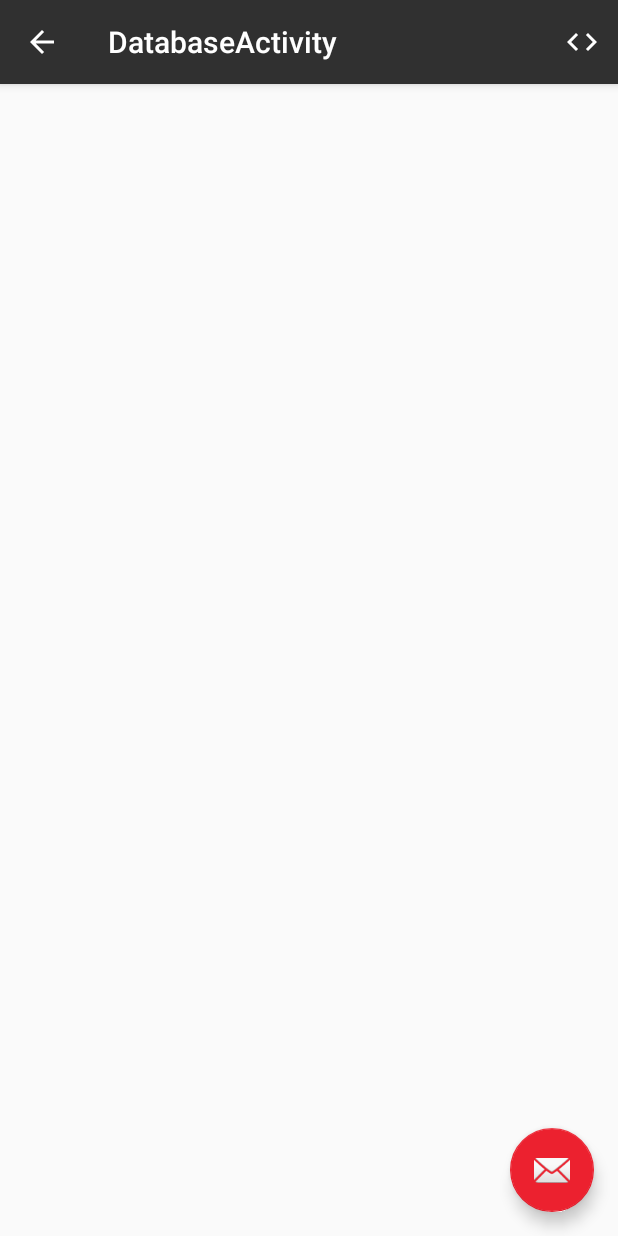
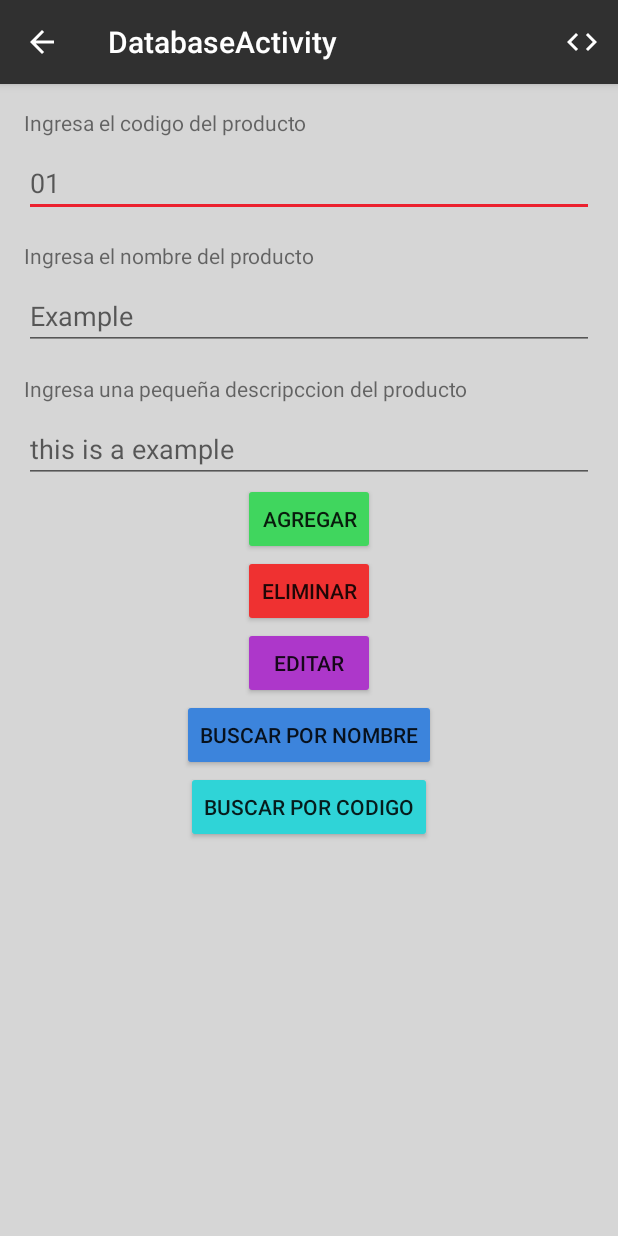
Before and after one commit to cesarCoto/Ejemplos, an Android app: the DatabaseActivity screen opened directly, with no data from a screen before it, on a phone screen of 412 x 824 dp. Run offline under Robolectric (Android 15) with nearby library versions, the phone set to English and light mode, and no system bars.

Commit message:
Database completa faltan datos

```diff
--- a/app/src/main/java/com/coto/cesar/ejemplos/MainActivity.java
+++ b/app/src/main/java/com/coto/cesar/ejemplos/MainActivity.java
@@ -139,8 +139,8 @@ public class MainActivity extends AppCompatActivity
             startActivity(Accardview);
         }else if (id == R.id.nav_database) {
             //inicar actividad Database
-            Intent Acdatabase = new Intent(this,DatabaseActivity.class);
-            startActivity(Acdatabase);
+            Intent databse = new Intent(this,DatabaseActivity.class);
+            startActivity(databse);
         }else if (id == R.id.nav_share) {
 
         } else if (id == R.id.nav_send) {
--- a/app/src/main/res/layout/activity_database.xml
+++ b/app/src/main/res/layout/activity_database.xml
@@ -21,14 +21,17 @@
 
     </android.support.design.widget.AppBarLayout>
 
-    <include layout="@layout/content_database" />
-
     <android.support.design.widget.FloatingActionButton
         android:id="@+id/fab"
         android:layout_width="wrap_content"
         android:layout_height="wrap_content"
-        android:layout_gravity="bottom|end"
         android:layout_margin="@dimen/fab_margin"
+        android:visibility="gone"
+        app:layout_anchor="@+id/include"
         app:srcCompat="@android:drawable/ic_dialog_email" />
 
+    <include
+        android:id="@+id/include"
+        layout="@layout/content_database" />
+
 </android.support.design.widget.CoordinatorLayout>
--- a/app/src/main/res/layout/content_database.xml
+++ b/app/src/main/res/layout/content_database.xml
@@ -1,11 +1,116 @@
 <?xml version="1.0" encoding="utf-8"?>
-<android.support.constraint.ConstraintLayout xmlns:android="http://schemas.android.com/apk/res/android"
+<RelativeLayout xmlns:android="http://schemas.android.com/apk/res/android"
     xmlns:app="http://schemas.android.com/apk/res-auto"
     xmlns:tools="http://schemas.android.com/tools"
     android:layout_width="match_parent"
     android:layout_height="match_parent"
+    android:background="@color/bg"
     app:layout_behavior="@string/appbar_scrolling_view_behavior"
     tools:context="com.coto.cesar.ejemplos.DatabaseActivity"
     tools:showIn="@layout/activity_database">
 
-</android.support.constraint.ConstraintLayout>
+    <ScrollView
+        android:layout_width="match_parent"
+        android:layout_height="match_parent">
+
+        <LinearLayout
+            android:layout_width="match_parent"
+            android:layout_height="wrap_content"
+            android:gravity="center"
+            android:orientation="vertical"
+            android:paddingLeft="16dp"
+            android:paddingRight="16dp">
+
+
+            <TextView
+                android:id="@+id/tv_Acdatabase_ingresa_code"
+                android:layout_width="match_parent"
+                android:layout_height="wrap_content"
+                android:layout_marginTop="16dp"
+                android:text="@string/text_title_Acdatabase_code" />
+
+
+            <EditText
+                android:id="@+id/et_Adatabase_code"
+                android:layout_width="match_parent"
+                android:layout_height="wrap_content"
+                android:layout_marginTop="8dp"
+                android:ems="10"
+                android:hint="@string/code_Acdatabse_01"
+                android:inputType="number" />
+
+            <TextView
+                android:id="@+id/tv_Acdatabase_name_producto"
+                android:layout_width="match_parent"
+                android:layout_height="wrap_content"
+                android:layout_marginTop="16dp"
+                android:text="@string/text_title_Acdatabase_name_produc" />
+
+            <EditText
+                android:id="@+id/et_Adatabase_name_pruducto"
+                android:layout_width="match_parent"
+                android:layout_height="wrap_content"
+                android:layout_marginTop="8dp"
+                android:ems="10"
+                android:hint="@string/et_title_Acdatabase_example"
+                android:inputType="textPersonName" />
+
+            <TextView
+                android:id="@+id/tv_Acdatabase_descrition"
+                android:layout_width="match_parent"
+                android:layout_height="wrap_content"
+                android:layout_marginTop="16dp"
+                android:text="@string/text_title_Acdatabe_description" />
+
+            <EditText
+                android:id="@+id/et_Adatabase_descrition_producto"
+                android:layout_width="match_parent"
+                android:layout_height="wrap_content"
+                android:layout_marginTop="8dp"
+                android:ems="10"
+                android:hint="@string/et_tilte_Acdatabase_description"
+                android:inputType="textPersonName" />
+
+            <Button
+                android:id="@+id/button"
+                android:layout_width="wrap_content"
+                android:layout_height="wrap_content"
+                android:backgroundTint="@color/agregar"
+                android:text="@string/btn_title_agregar"
+                tools:targetApi="lollipop" />
+
+            <Button
+                android:id="@+id/button5"
+                android:layout_width="wrap_content"
+                android:layout_height="wrap_content"
+                android:backgroundTint="@color/borrar"
+                android:text="@string/bnt_title_eliminar"
+                tools:targetApi="lollipop" />
+
+            <Button
+                android:id="@+id/button2"
+                android:layout_width="wrap_content"
+                android:layout_height="wrap_content"
+                android:backgroundTint="@color/editar"
+                android:text="@string/btn_title_editar"
+                tools:targetApi="lollipop" />
+
+            <Button
+                android:id="@+id/button4"
+                android:layout_width="wrap_content"
+                android:layout_height="wrap_content"
+                android:backgroundTint="@color/buscar_por_nombre"
+                android:text="@string/btn_title_buscar_por_nombre"
+                tools:targetApi="lollipop" />
+
+            <Button
+                android:id="@+id/button3"
+                android:layout_width="wrap_content"
+                android:layout_height="wrap_content"
+                android:backgroundTint="@color/buscar_por_codigo"
+                android:text="@string/btn_title_buscar_por_codigo"
+                tools:targetApi="lollipop" />
+
+        </LinearLayout>
+    </ScrollView>
+</RelativeLayout>
--- a/app/src/main/res/values/colors.xml
+++ b/app/src/main/res/values/colors.xml
@@ -6,4 +6,9 @@
     <color name="bg">#D6D6D6</color>
     <color name="texto_estilo1">#ff007b</color>
     <color name="cb_style_color">#000000</color>
+    <color name="borrar">#ef3131</color>
+    <color name="buscar_por_codigo">#2fd4d7</color>
+    <color name="buscar_por_nombre">#3c84dc</color>
+    <color name="agregar">#40d65e</color>
+    <color name="editar">#ad37ca</color>
 </resources>
--- a/app/src/main/res/values/strings.xml
+++ b/app/src/main/res/values/strings.xml
@@ -52,4 +52,15 @@
     <string name="nav_title_database">Database</string>
     <string name="title_activity_database">DatabaseActivity</string>
     <string name="title_code">code</string>
+    <string name="text_title_Acdatabase_code">Ingresa el codigo del producto</string>
+    <string name="code_Acdatabse_01">01</string>
+    <string name="text_title_Acdatabase_name_produc">Ingresa el nombre del producto</string>
+    <string name="et_title_Acdatabase_example">Example</string>
+    <string name="text_title_Acdatabe_description">Ingresa una pequeña descripccion del producto</string>
+    <string name="et_tilte_Acdatabase_description">this is a example</string>
+    <string name="btn_title_agregar">Agregar</string>
+    <string name="bnt_title_eliminar">Eliminar</string>
+    <string name="btn_title_buscar_por_nombre">Buscar por nombre</string>
+    <string name="btn_title_editar">Editar</string>
+    <string name="btn_title_buscar_por_codigo">Buscar por codigo</string>
 </resources>
```
